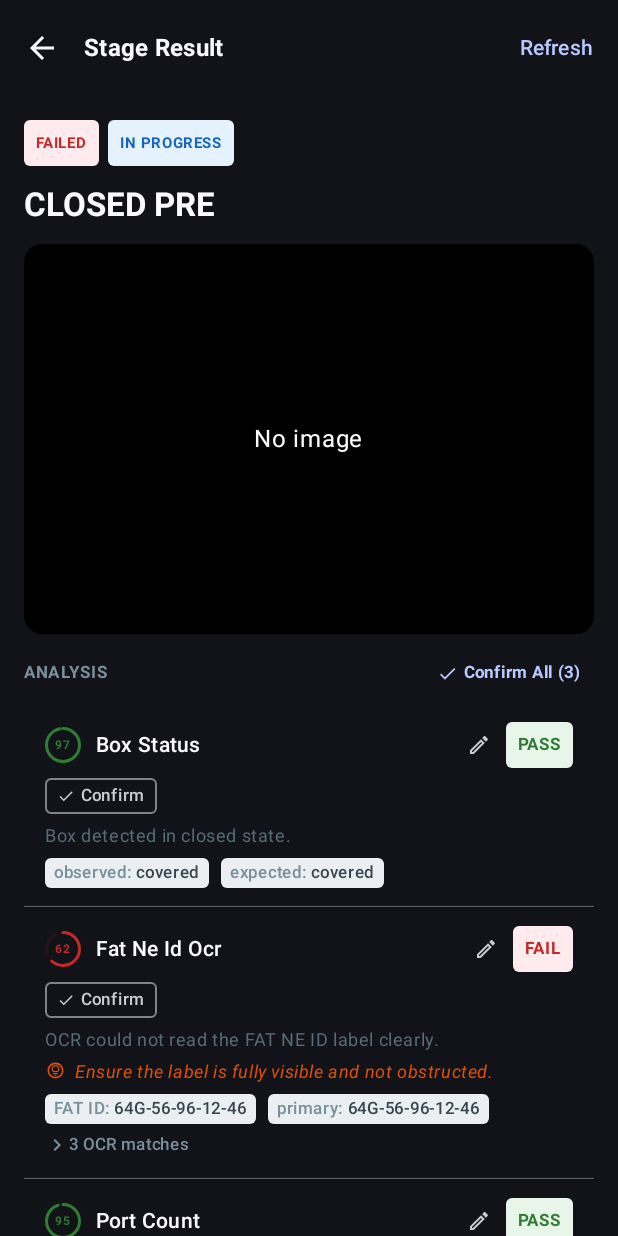
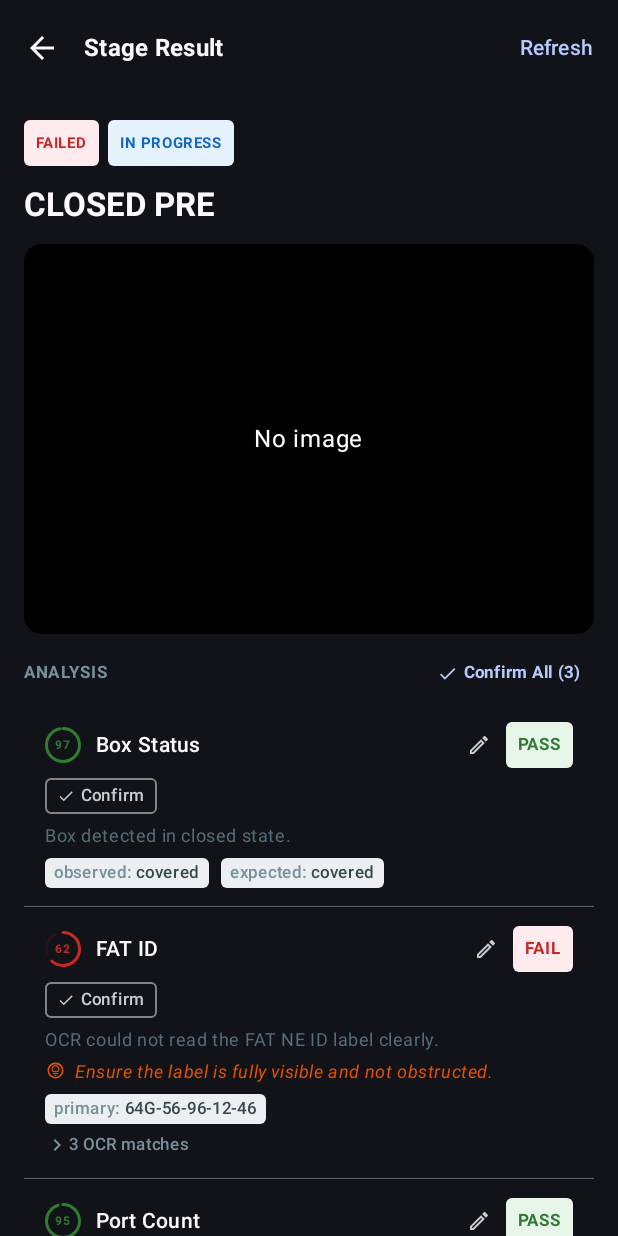
Before and after one commit to SiddharthaMaji-Videonetics/SmartCaptureV2, an Android app built with Jetpack Compose: the @Preview function AnalysisPagePreview, on a phone screen of 412 x 824 dp. Run offline under Robolectric (Android 15) with nearby library versions, the phone set to English and light mode, and no system bars; our stand-ins replace Dagger/Hilt's generated code; network calls fail.

Commit message:
null value in analysis page removed

```diff
--- a/app/src/main/java/com/videonatics/smartcapture/feature/analysis/presenation/view/AnalysisPage.kt
+++ b/app/src/main/java/com/videonatics/smartcapture/feature/analysis/presenation/view/AnalysisPage.kt
@@ -463,21 +463,28 @@ internal fun CheckRow(
     val isPass = effective.uppercase() in setOf("PASS", "PASSED")
     val pill = resultPill(effective)
     val dataChips = buildList {
-        if (check.checkName == "fat_ne_id_ocr") {
-            val fatId = check.data["primaryNumber"]
-            fatId?.apply {
-                add("FAT ID" to this)
-            }
-        }
+//        if (check.checkName == "fat_ne_id_ocr") {
+//            val fatId = check.data["primaryNumber"]
+//            fatId?.apply {
+//                add("FAT ID" to this)
+//            }
+//        }
         addAll(buildDataChips(check.checkName, check.effectiveData))
+    }.filter { it.second !="null" }
+
+    val name  = when(check.checkName.toDisplayName()){
+        "Fat Ne Id Ocr" -> "FAT ID"
+        "Variant Detect" -> "Variant"
+        "Damage Assess" -> "Condition"
+        "Wiring Compliance" -> "Wiring"
+        else -> check.checkName.toDisplayName()
     }
-
     Column(modifier = Modifier.fillMaxWidth().padding(horizontal = 14.dp, vertical = 12.dp)) {
         Row(modifier = Modifier.fillMaxWidth(), verticalAlignment = Alignment.CenterVertically) {
             ConfidenceCircle(confidence = check.confidence)
             Spacer(Modifier.width(10.dp))
             Text(
-                text = check.checkName.toDisplayName(),
+                text = name,
                 style = MaterialTheme.typography.bodyMedium,
                 fontWeight = FontWeight.SemiBold,
                 color = MaterialTheme.colorScheme.onSurface,
```
